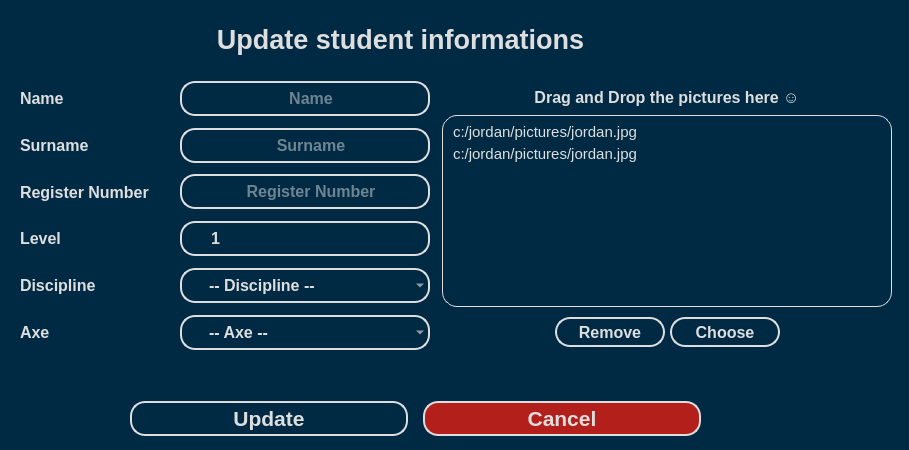
Qt form UI_DialogStudent.ui (Ster1402/School_Eyes) before a commit.
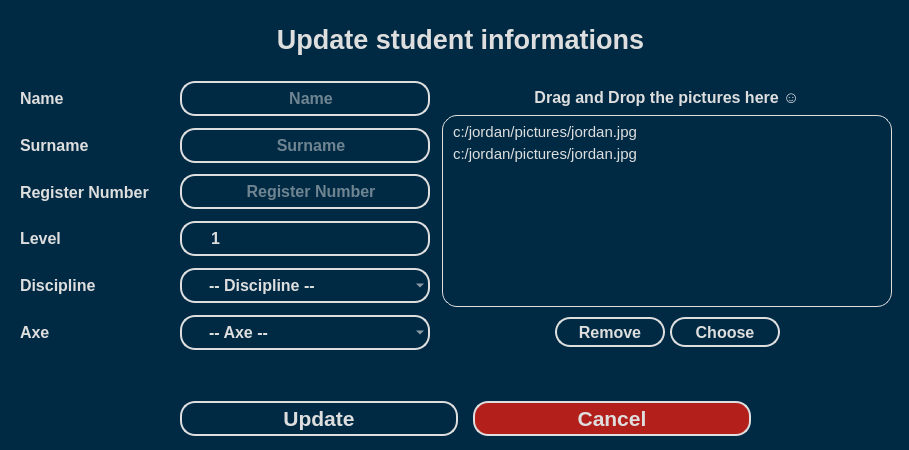
The same form after that commit. Icons and pictures are not drawn.

```diff
--- a/UI_DialogStudent.ui
+++ b/UI_DialogStudent.ui
@@ -56,7 +56,7 @@
   <widget class="QLabel" name="student_name_label_2">
    <property name="geometry">
     <rect>
-     <x>200</x>
+     <x>260</x>
      <y>20</y>
      <width>401</width>
      <height>38</height>
@@ -99,7 +99,7 @@
     <set>Qt::AlignCenter</set>
    </property>
   </widget>
-  <widget class="QWidget" name="">
+  <widget class="QWidget" name="layoutWidget">
    <property name="geometry">
     <rect>
      <x>10</x>
@@ -1034,10 +1034,10 @@
     </item>
    </layout>
   </widget>
-  <widget class="QWidget" name="">
+  <widget class="QWidget" name="layoutWidget">
    <property name="geometry">
     <rect>
-     <x>130</x>
+     <x>180</x>
      <y>400</y>
      <width>571</width>
      <height>37</height>
@@ -1049,6 +1049,9 @@
     </property>
     <item>
      <widget class="QPushButton" name="btn_update_student">
+      <property name="enabled">
+       <bool>true</bool>
+      </property>
       <property name="sizePolicy">
        <sizepolicy hsizetype="Minimum" vsizetype="Expanding">
         <horstretch>0</horstretch>
@@ -1092,6 +1095,13 @@
 	border-color: #F38533;
 }
 
+QPushButton:!enabled
+{
+     background-color: #004c5f;
+   	 border-right: 5px solid #dedede;
+   	 border-left: 5px solid #dedede;
+}
+
 QPushButton:pressed {
 	background: #F38533;
 }</string>
@@ -1103,6 +1113,9 @@
     </item>
     <item>
      <widget class="QPushButton" name="btn_cancel_update_student">
+      <property name="enabled">
+       <bool>true</bool>
+      </property>
       <property name="sizePolicy">
        <sizepolicy hsizetype="Minimum" vsizetype="Expanding">
         <horstretch>0</horstretch>
@@ -1145,6 +1158,14 @@
 	border-color: #F38533;
 }
 
+
+QPushButton:!enabled
+{
+     background-color: #A03c5f;
+   	 border-right: 5px solid #dedede;
+   	 border-left: 5px solid #dedede;
+}
+
 QPushButton:pressed {
 	background: #F38533;
 }</string>
```
